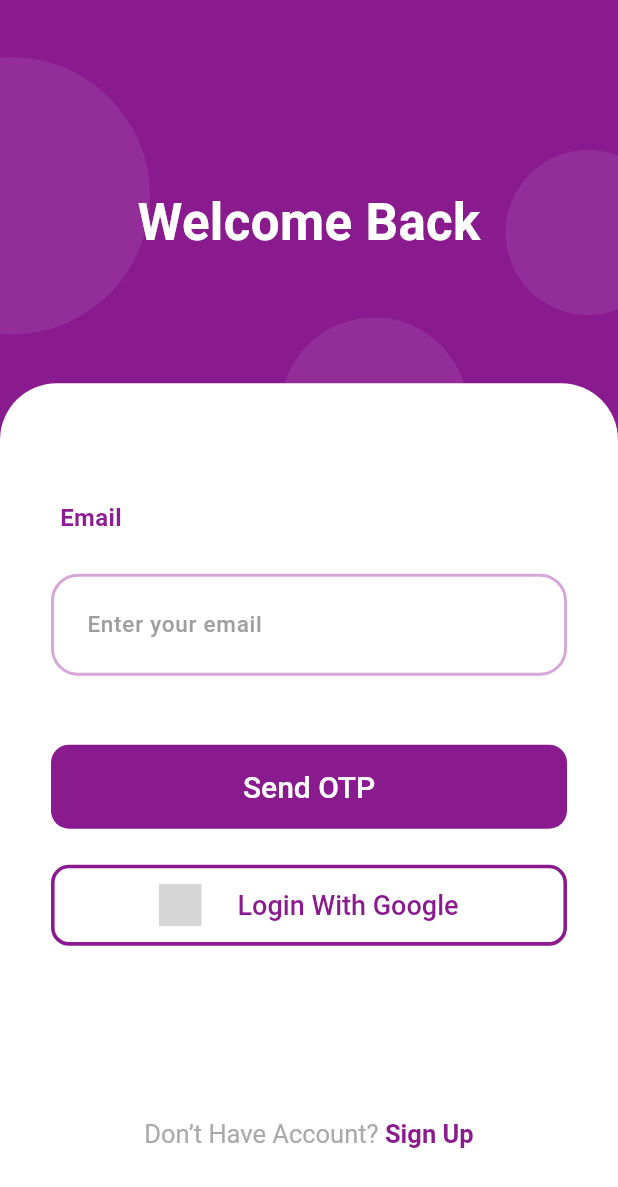
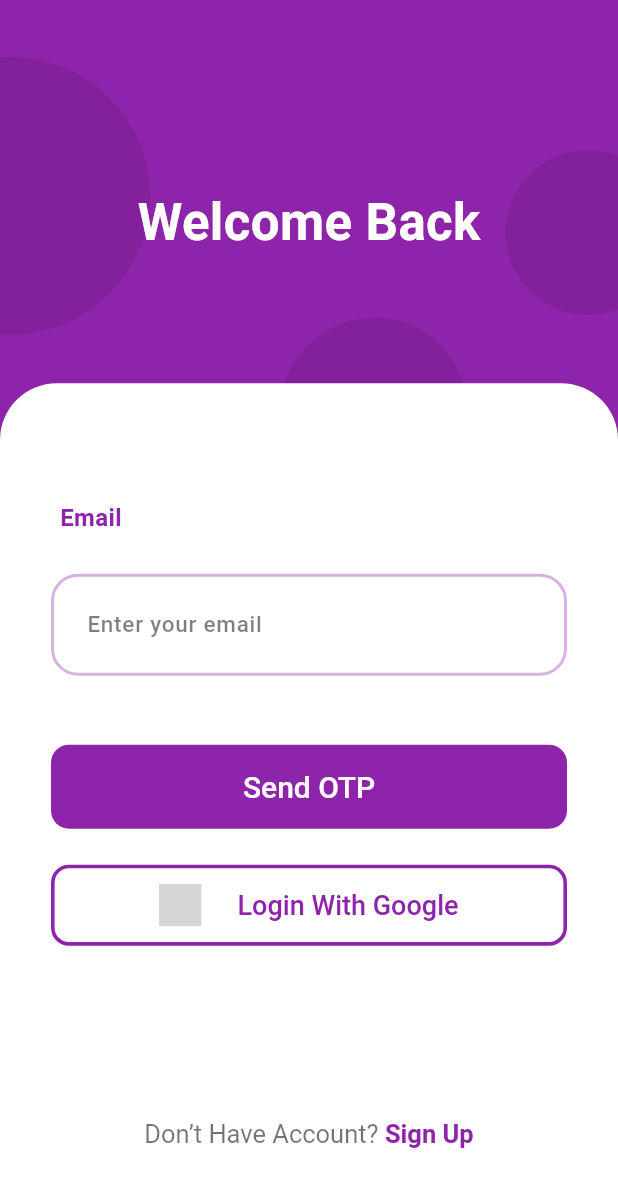
Before and after one commit to j71711/motrive, a Flutter app: the screen it shows after launch, on a phone screen of 412 x 824 dp. Shown: the top 1187 px of the screen. Run offline on Flutter 3.47's test engine with Material 3 defaults, Android fonts, the phone set to English and light mode, and no system bars; our stand-ins replace camera, device_info_plus, dio, easy_localization, envied, equatable and 20 more; missing offline and left inert: any_image_view, google_mlkit_text_recognition; accounts and stored records are empty; generated files the repository leaves out were written again; grey boxes are pictures that could not be loaded.

Commit message:
auth color fix

```diff
--- a/motrive/lib/features/auth/presentation/pages/auth_feature_screen.dart
+++ b/motrive/lib/features/auth/presentation/pages/auth_feature_screen.dart
@@ -23,7 +23,6 @@ class AuthFeatureScreen extends HookWidget {
     final formKey = GlobalKey<FormState>();
 
     return Scaffold(
-      backgroundColor: Colors.white,
       body: BlocConsumer<AuthCubit, AuthState>(
         listener: (context, state) {
           if (state is AuthGoogleSuccessState) {
@@ -45,7 +44,6 @@ class AuthFeatureScreen extends HookWidget {
                 builder: (_) => BlocProvider.value(
                   value: cubit,
                   child: Scaffold(
-                    backgroundColor: Colors.white,
                     body: SafeArea(
                       child: SingleChildScrollView(
                         child: OtpBottomSheetWidget(
@@ -81,7 +79,7 @@ class AuthFeatureScreen extends HookWidget {
               Container(
                 height: size.height * .36,
                 width: double.infinity,
-                color: const Color(0xff8A1B8F),
+                color: Theme.of(context).colorScheme.primary,
                 child: Stack(
                   children: [
                     Positioned(
@@ -105,8 +103,8 @@ class AuthFeatureScreen extends HookWidget {
                     Center(
                       child: Text(
                         isLogin ? 'Welcome Back' : 'Welcome',
-                        style: const TextStyle(
-                          color: Colors.white,
+                        style: TextStyle(
+                          color:   Theme.of(context).colorScheme.onPrimary,
                           fontSize: 34,
                           fontWeight: FontWeight.bold,
                         ),
@@ -122,8 +120,8 @@ class AuthFeatureScreen extends HookWidget {
                   height: size.height * .69,
                   width: double.infinity,
                   padding: const EdgeInsets.symmetric(horizontal: 34),
-                  decoration: const BoxDecoration(
-                    color: Colors.white,
+                  decoration:  BoxDecoration(
+                    color: Theme.of(context).colorScheme.surface,
                     borderRadius: BorderRadius.only(
                       topLeft: Radius.circular(38),
                       topRight: Radius.circular(38),
@@ -140,7 +138,7 @@ class AuthFeatureScreen extends HookWidget {
                           ),
 
                           if (!isLogin) ...[
-                            const Padding(
+                           Padding(
                               padding: EdgeInsets.only(
                                 left: 6,
                                 bottom: 8,
@@ -148,7 +146,9 @@ class AuthFeatureScreen extends HookWidget {
                               child: Text(
                                 'Name',
                                 style: TextStyle(
-                                  color: Color(0xff8E1D93),
+                                  color: Theme.of(context)
+                                      .colorScheme
+                                      .primary,
                                   fontSize: 16,
                                   fontWeight: FontWeight.w600,
                                 ),
@@ -163,7 +163,7 @@ class AuthFeatureScreen extends HookWidget {
                             const SizedBox(height: 18),
                           ],
 
-                          const Padding(
+                           Padding(
                             padding: EdgeInsets.only(
                               left: 6,
                               bottom: 8,
@@ -171,7 +171,9 @@ class AuthFeatureScreen extends HookWidget {
                             child: Text(
                               'Email',
                               style: TextStyle(
-                                color: Color(0xff8E1D93),
+                                color:  Theme.of(context)
+                                    .colorScheme
+                                    .primary,
                                 fontSize: 16,
                                 fontWeight: FontWeight.w600,
                               ),
@@ -206,22 +208,28 @@ class AuthFeatureScreen extends HookWidget {
                               style: ElevatedButton.styleFrom(
                                 elevation: 0,
                                 backgroundColor:
-                                    const Color(0xff8A1B8F),
+                                     Theme.of(context)
+                                        .colorScheme
+                                        .primary,
                                 shape: RoundedRectangleBorder(
                                   borderRadius:
                                       BorderRadius.circular(12),
                                 ),
                               ),
                               child: state is AuthLoadingState
-                                  ? const CircularProgressIndicator(
-                                      color: Colors.white,
+                                  ?  CircularProgressIndicator(
+                                      color: Theme.of(context)
+                                          .colorScheme
+                                          .onPrimary,
                                     )
                                   : Text(
                                       isLogin
                                           ? 'Send OTP'
                                           : 'Sign Up',
-                                      style: const TextStyle(
-                                        color: Colors.white,
+                                      style:  TextStyle(
+                                        color: Theme.of(context)
+                                            .colorScheme
+                                            .onPrimary,
                                         fontSize: 20,
                                         fontWeight: FontWeight.w500,
                                       ),
@@ -241,8 +249,10 @@ class AuthFeatureScreen extends HookWidget {
                                       cubit.googleSignIn();
                                     },
                               style: OutlinedButton.styleFrom(
-                                side: const BorderSide(
-                                  color: Color(0xff8A1B8F),
+                                side:  BorderSide(
+                                  color: Theme.of(context)
+                                      .colorScheme
+                                      .primary,
                                   width: 2.4,
                                 ),
                                 shape: RoundedRectangleBorder(
@@ -263,10 +273,13 @@ class AuthFeatureScreen extends HookWidget {
 
                                   const SizedBox(width: 24),
 
-                                  const Text(
+                                   Text(
                                     'Login With Google',
                                     style: TextStyle(
-                                      color: Color(0xff8A1B8F),
+                                      color: Theme.of(context)
+                                          .colorScheme
+                                          .primary,
+
                                       fontSize: 18,
                                       fontWeight: FontWeight.w500,
                                     ),
@@ -292,8 +305,11 @@ class AuthFeatureScreen extends HookWidget {
                                       text: isLogin
                                           ? "Don’t Have Account? "
                                           : "Already Have Account? ",
-                                      style: const TextStyle(
-                                        color: Color(0xffA9A9A9),
+                                      style:  TextStyle(
+                                        color:  Theme.of(context)
+                                            .colorScheme
+                                            .onSurface
+                                            .withValues(alpha: .55),
                                         fontSize: 17,
                                       ),
                                     ),
@@ -302,8 +318,10 @@ class AuthFeatureScreen extends HookWidget {
                                       text: isLogin
                                           ? 'Sign Up'
                                           : 'Sign In',
-                                      style: const TextStyle(
-                                        color: Color(0xff8A1B8F),
+                                      style:  TextStyle(
+                                        color:Theme.of(context)
+                                            .colorScheme
+                                            .primary,
                                         fontSize: 17,
                                         fontWeight:
                                             FontWeight.bold,
--- a/motrive/lib/features/auth/presentation/widgets/cirle_widget.dart
+++ b/motrive/lib/features/auth/presentation/widgets/cirle_widget.dart
@@ -3,15 +3,18 @@ import 'package:flutter/material.dart';
 class Circle extends StatelessWidget {
   final double size;
 
-  const Circle({required this.size});
+  const Circle({super.key, required this.size});
 
   @override
   Widget build(BuildContext context) {
+
+
     return Container(
       height: size,
       width: size,
       decoration: BoxDecoration(
-        color: Colors.white.withValues(alpha: .08),
+        color: Theme.of(context).colorScheme.onSurface
+            .withValues(alpha: .08),
         shape: BoxShape.circle,
       ),
     );
--- a/motrive/lib/features/auth/presentation/widgets/otp_widget.dart
+++ b/motrive/lib/features/auth/presentation/widgets/otp_widget.dart
@@ -59,23 +59,33 @@ class OtpBottomSheetWidget extends HookWidget {
       height: 56,
       textStyle: TextStyle(
         fontSize: 20,
-        color: Color.fromRGBO(30, 60, 87, 1),
+        color: Theme.of(context).colorScheme.onSurface,
         fontWeight: FontWeight.w600,
       ),
-      decoration: BoxDecoration(
-        border: Border.all(color: Color.fromRGBO(234, 239, 243, 1)),
-        borderRadius: BorderRadius.circular(20),
-      ),
-    );
+     decoration: BoxDecoration(
+    color: Theme.of(context).colorScheme.surface,
+    border: Border.all(
+      color: Theme.of(
+        context,
+      ).colorScheme.primary.withValues(alpha: .20),
+    ),
+    borderRadius: BorderRadius.circular(20),
+  ),
+);
 
     final focusedPinTheme = defaultPinTheme.copyDecorationWith(
-      border: Border.all(color: Color.fromRGBO(114, 178, 238, 1)),
+      border: Border.all(
+    color: Theme.of(context).colorScheme.primary,
+  ),
       borderRadius: BorderRadius.circular(20),
     );
 
     final submittedPinTheme = defaultPinTheme.copyWith(
       decoration: defaultPinTheme.decoration?.copyWith(
-        color: Color.fromRGBO(234, 239, 243, 1),
+         color: Theme.of(
+      context,
+    ).colorScheme.primary.withValues(alpha: .08),
+
       ),
     );
     return BlocConsumer<AuthCubit, AuthState>(
--- a/motrive/lib/features/auth/presentation/widgets/textfileild.dart
+++ b/motrive/lib/features/auth/presentation/widgets/textfileild.dart
@@ -27,10 +27,7 @@ class CustomTextField extends StatelessWidget {
     return ConstrainedBox(
       constraints: const BoxConstraints(maxWidth: 400),
       child: Padding(
-        padding: const EdgeInsets.only(
-          top: 18,
-          bottom: 12,
-        ),
+        padding: const EdgeInsets.only(top: 18, bottom: 12),
         child: Stack(
           clipBehavior: Clip.none,
           children: [
@@ -47,42 +44,43 @@ class CustomTextField extends StatelessWidget {
               decoration: InputDecoration(
                 hintText: 'Enter your $label',
                 hintStyle: TextStyle(
-                  color: Colors.grey.shade500,
+                  color: Theme.of(
+                    context,
+                  ).colorScheme.onSurface.withValues(alpha: .5),
                   fontSize: 15,
                 ),
                 filled: true,
-                fillColor: Colors.white,
+                fillColor: Theme.of(context).colorScheme.surface,
                 contentPadding: const EdgeInsets.symmetric(
                   horizontal: 20,
                   vertical: 22,
                 ),
                 enabledBorder: OutlineInputBorder(
                   borderRadius: BorderRadius.circular(18),
-                  borderSide: const BorderSide(
-                    color: Color(0xffD7A7D9),
+                  borderSide: BorderSide(
+                    color: Theme.of(
+                      context,
+                    ).colorScheme.primary.withValues(alpha: .35),
                     width: 2,
                   ),
                 ),
                 focusedBorder: OutlineInputBorder(
                   borderRadius: BorderRadius.circular(18),
-                  borderSide: const BorderSide(
-                    color: Color(0xff8E1D93),
+                  borderSide: BorderSide(
+                    color: Theme.of(context).colorScheme.primary,
                     width: 2.6,
                   ),
                 ),
                 errorBorder: OutlineInputBorder(
                   borderRadius: BorderRadius.circular(18),
-                  borderSide: const BorderSide(
-                    color: Colors.red,
+                  borderSide: BorderSide(
+                    color: Theme.of(context).colorScheme.error,
                     width: 2,
                   ),
                 ),
                 focusedErrorBorder: OutlineInputBorder(
                   borderRadius: BorderRadius.circular(18),
-                  borderSide: const BorderSide(
-                    color: Colors.red,
-                    width: 2.6,
-                  ),
+                  borderSide: BorderSide(color: Theme.of(context).colorScheme.error, width: 2.6),
                 ),
               ),
             ),
@@ -97,17 +95,17 @@ class CustomTextField extends StatelessWidget {
                     vertical: 4,
                   ),
                   decoration: BoxDecoration(
-                    color: Colors.white,
+                    color:Theme.of(context).colorScheme.surface,
                     borderRadius: BorderRadius.circular(30),
                     border: Border.all(
-                      color: const Color(0xff8E1D93),
+                      color:Theme.of(context).colorScheme.primary,
                       width: 2,
                     ),
                   ),
                   child: Text(
                     label,
-                    style: const TextStyle(
-                      color: Color(0xff8E1D93),
+                    style:  TextStyle(
+                      color: Theme.of(context).colorScheme.primary,
                       fontWeight: FontWeight.w700,
                       fontSize: 14,
                     ),
--- a/motrive/lib/features/profile/presentation/cubit/profile_cubit.dart
+++ b/motrive/lib/features/profile/presentation/cubit/profile_cubit.dart
@@ -5,7 +5,9 @@ import 'package:motrive/features/profile/presentation/cubit/profile_state.dart';
 class ProfileCubit extends Cubit<ProfileState> {
   final ProfileUseCase _profileUseCase;
 
-  ProfileCubit(this._profileUseCase) : super(ProfileInitialState());
+  ProfileCubit(this._profileUseCase) : super(ProfileInitialState()){
+    getProfileMethod() ;
+  }
 
   Future<void> getProfileMethod() async {
     final result = await _profileUseCase.getProfile();
```
